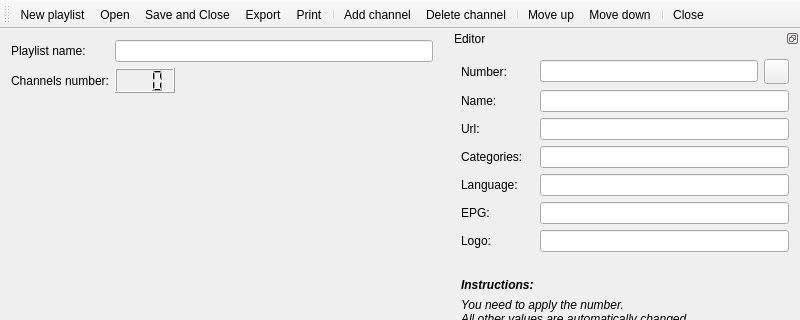
The window that src/ui/playlist/PlaylistEdit.ui (ntadej/tano) describes before a commit, drawn with Qt 5; both pictures show x 0 to 800 and y 0 to 320 of the 800 by 700 pixel window.
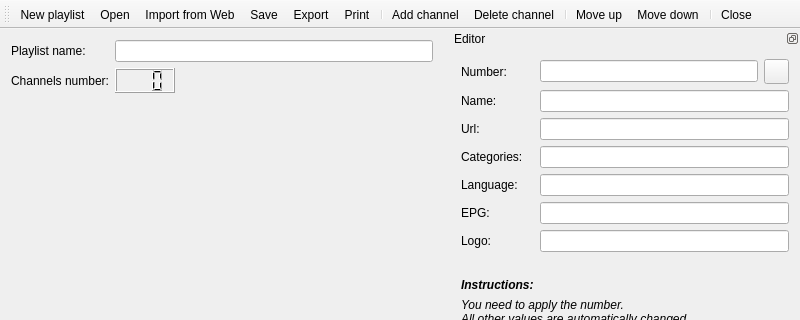
The same window after the commit. Icons and pictures are not drawn. Custom widgets are drawn as their Qt base class.

Commit message: Updated playlist open/save

Diff of the .ui file:
```diff
--- a/src/ui/playlist/PlaylistEdit.ui
+++ b/src/ui/playlist/PlaylistEdit.ui
@@ -84,6 +84,7 @@
    </attribute>
    <addaction name="actionNew"/>
    <addaction name="actionOpen"/>
+   <addaction name="actionImportWeb"/>
    <addaction name="actionSave"/>
    <addaction name="actionExport"/>
    <addaction name="actionPrint"/>
@@ -448,7 +449,7 @@
      <normaloff>:/icons/24x24/save.png</normaloff>:/icons/24x24/save.png</iconset>
    </property>
    <property name="text">
-    <string>Save and Close</string>
+    <string>Save</string>
    </property>
    <property name="toolTip">
     <string>Save and Close</string>
@@ -583,6 +584,15 @@
     <string>Update Information</string>
    </property>
   </action>
+  <action name="actionImportWeb">
+   <property name="icon">
+    <iconset resource="../../../data/icons.qrc">
+     <normaloff>:/icons/24x24/import.png</normaloff>:/icons/24x24/import.png</iconset>
+   </property>
+   <property name="text">
+    <string>Import from Web</string>
+   </property>
+  </action>
  </widget>
  <layoutdefault spacing="6" margin="11"/>
  <customwidgets>
```
Left out of the diff: 2 changed lines with no effect on the pictures. The commit also changes 19 other files.
